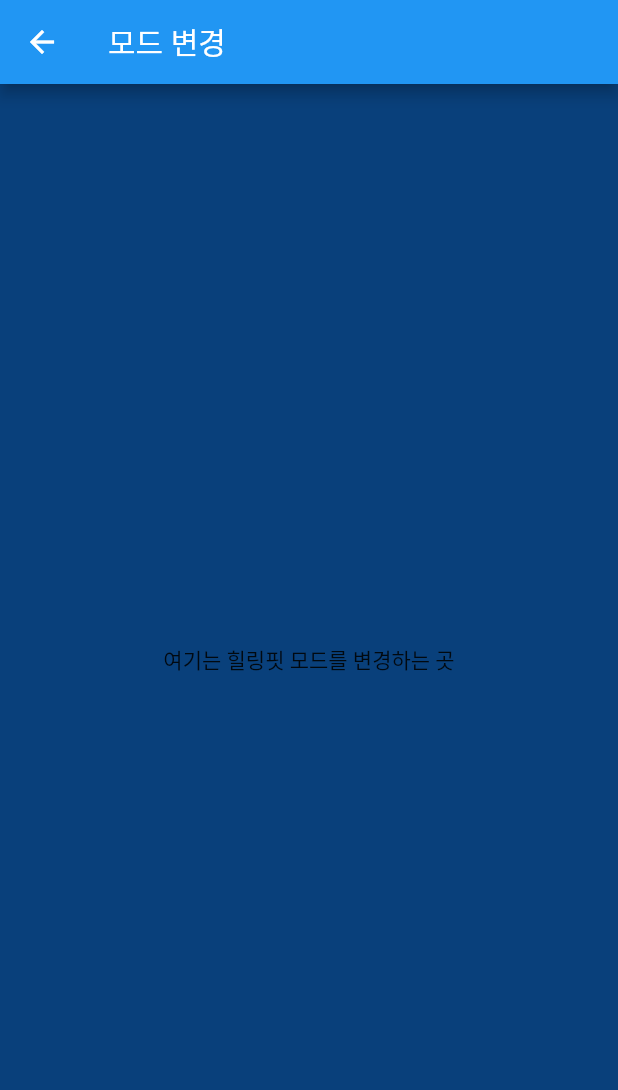
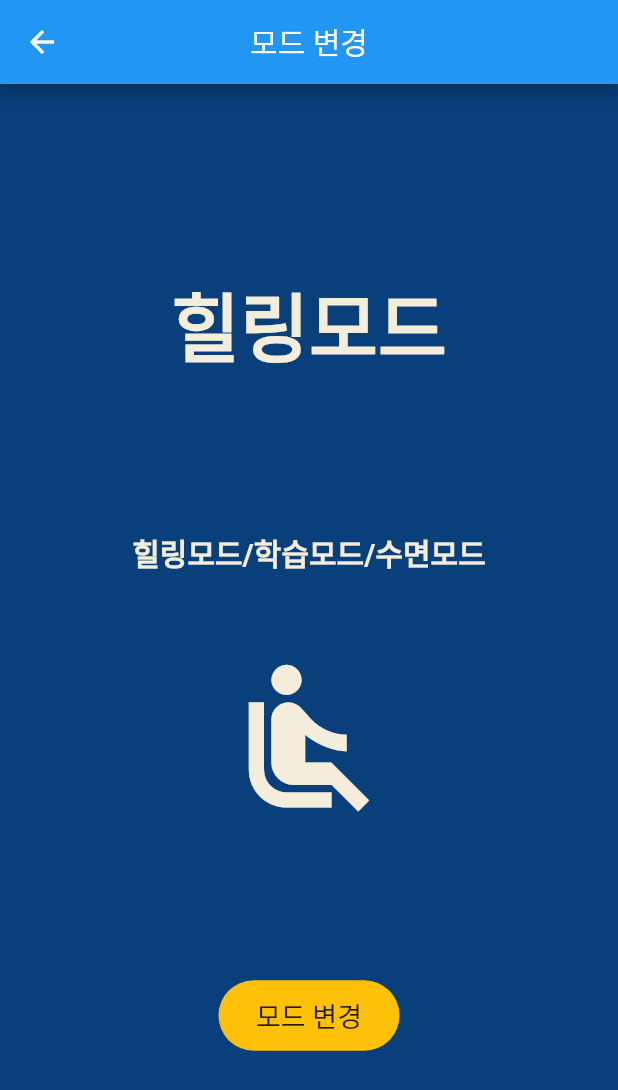
Before and after one commit to sjyunn/healingfitpro, a Flutter app: the ModeChange screen opened directly, on a phone screen of 412 x 824 dp. Shown: the top 1090 px of the screen. Run offline on Flutter 3.47's test engine with Material 2 defaults, Android fonts, the phone set to English and light mode, and no system bars.

Commit message:
add modechange screen

```diff
--- a/lib/screens/mode_screen.dart
+++ b/lib/screens/mode_screen.dart
@@ -1,16 +1,76 @@
 import 'package:flutter/material.dart';
 
-class ModeChange extends StatelessWidget {
-  const ModeChange({super.key});
+class ModeChange extends StatefulWidget {
+  const ModeChange({
+    super.key,
+  });
 
+  @override
+  State<ModeChange> createState() => _ModeChangeState();
+}
+
+class _ModeChangeState extends State<ModeChange> {
   @override
   Widget build(BuildContext context) {
     return Scaffold(
       appBar: AppBar(
         title: const Text('모드 변경'),
+        centerTitle: true,
       ),
-      body: const Center(
-        child: Text('여기는 힐링핏 모드를 변경하는 곳'),
+      body: Column(
+        mainAxisAlignment: MainAxisAlignment.center,
+        children: [
+          Text(
+            '힐링모드',
+            style: TextStyle(
+              color: Theme.of(context).cardColor,
+              fontSize: 50,
+              fontWeight: FontWeight.w600,
+            ),
+          ),
+          const SizedBox(
+            height: 100,
+          ),
+          Text(
+            '힐링모드/학습모드/수면모드',
+            style: TextStyle(
+              color: Theme.of(context).cardColor,
+              fontSize: 20,
+              fontWeight: FontWeight.w600,
+            ),
+          ),
+          const SizedBox(
+            height: 50,
+          ),
+          Center(
+            child: Icon(
+              Icons.airline_seat_recline_normal,
+              size: 120,
+              color: Theme.of(context).cardColor,
+            ),
+          ),
+          const SizedBox(
+            height: 100,
+          ),
+          Container(
+            decoration: BoxDecoration(
+              color: Colors.amber,
+              borderRadius: BorderRadius.circular(30),
+            ),
+            child: const Padding(
+              padding: EdgeInsets.symmetric(
+                vertical: 10,
+                horizontal: 25,
+              ),
+              child: Text(
+                '모드 변경',
+                style: TextStyle(
+                  fontSize: 18,
+                ),
+              ),
+            ),
+          )
+        ],
       ),
     );
   }
```
